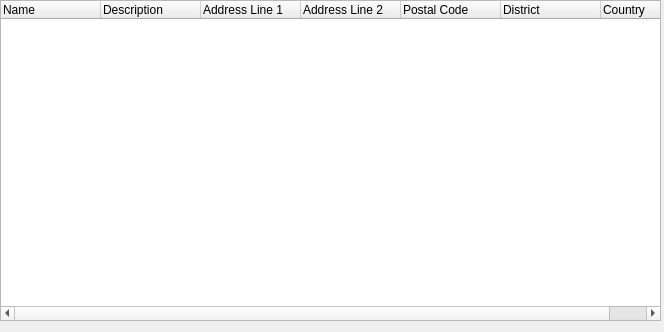
This is examples/demo/crm/client/listCustomer.ui in Wolframe/Wolframe as Qt 5 draws it before an edit. The edited form follows.
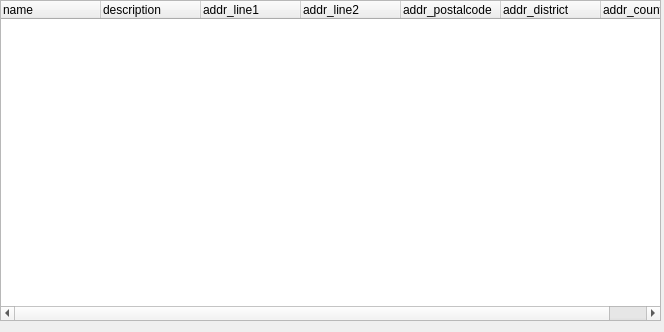
This is the edited form.

Commit message: work on CRM project (qtclient) in progress

```diff
--- a/examples/demo/crm/client/listCustomer.ui
+++ b/examples/demo/crm/client/listCustomer.ui
@@ -36,37 +36,37 @@
       </property>
       <column>
        <property name="text">
-        <string>Name</string>
+        <string>name</string>
        </property>
       </column>
       <column>
        <property name="text">
-        <string>Description</string>
+        <string>description</string>
        </property>
       </column>
       <column>
        <property name="text">
-        <string>Address Line 1</string>
+        <string>addr_line1</string>
        </property>
       </column>
       <column>
        <property name="text">
-        <string>Address Line 2</string>
+        <string>addr_line2</string>
        </property>
       </column>
       <column>
        <property name="text">
-        <string>Postal Code</string>
+        <string>addr_postalcode</string>
        </property>
       </column>
       <column>
        <property name="text">
-        <string>District</string>
+        <string>addr_district</string>
        </property>
       </column>
       <column>
        <property name="text">
-        <string>Country</string>
+        <string>addr_country</string>
        </property>
       </column>
      </widget>
```
Left out of the diff: 2 changed lines with no effect on the pictures. The commit also changes 1 other file.
